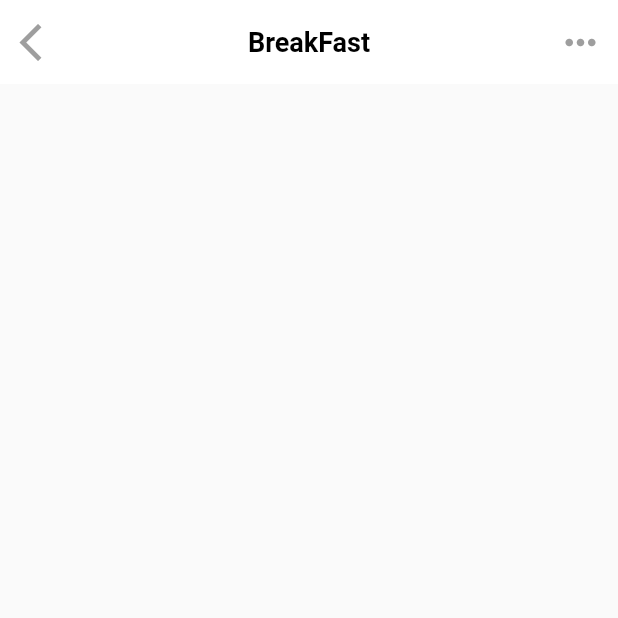
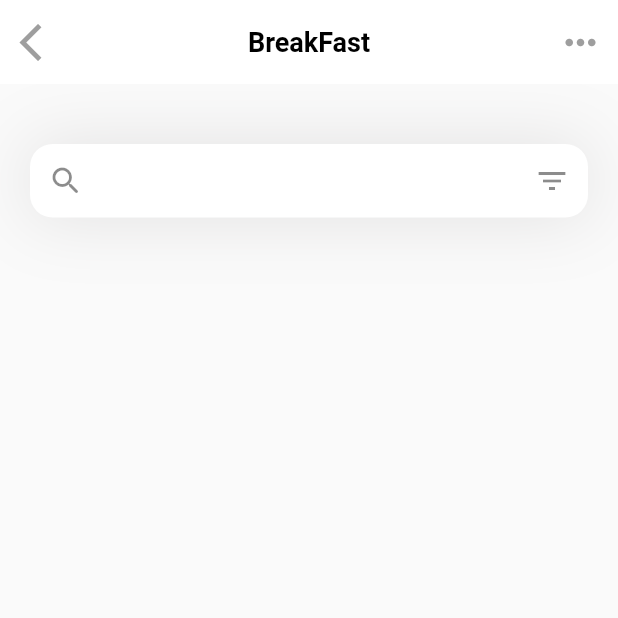
Before and after one commit to SabaFadhl/fitness, a Flutter app: the screen it shows after launch, on a phone screen of 412 x 824 dp, the top half of it. Run offline on Flutter 3.47's test engine with Material 3 defaults, Android fonts, the phone set to English and light mode, and no system bars.

Commit message:
feat: Search textbox and icons

```diff
--- a/lib/pages/home.dart
+++ b/lib/pages/home.dart
@@ -36,6 +36,34 @@ class HomePage extends StatelessWidget {
           ),
         ],
       ),
+      body:Column(
+        children: [
+          Container(
+            margin: EdgeInsets.only(top: 40,left: 20,right: 20),
+            decoration: BoxDecoration(
+              boxShadow: [
+                BoxShadow(color: Color(0xff1D1617).withOpacity(0.11),
+                blurRadius: 40,
+                spreadRadius: 0.0)
+              ]
+            ),
+            child: TextField(
+              decoration: InputDecoration(
+                  filled: true,
+                  fillColor: Colors.white,
+                  contentPadding: EdgeInsets.all(15),
+                  prefixIcon: Icon(Icons.search_rounded),
+                  suffixIcon: Icon(Icons.filter_list),
+                  border: OutlineInputBorder(
+                    borderRadius: BorderRadius.circular(15),
+                    borderSide: BorderSide.none
+                  )
+
+              ),
+            ),
+          )
+        ],
+      ) ,
     );
   }
 }
```
